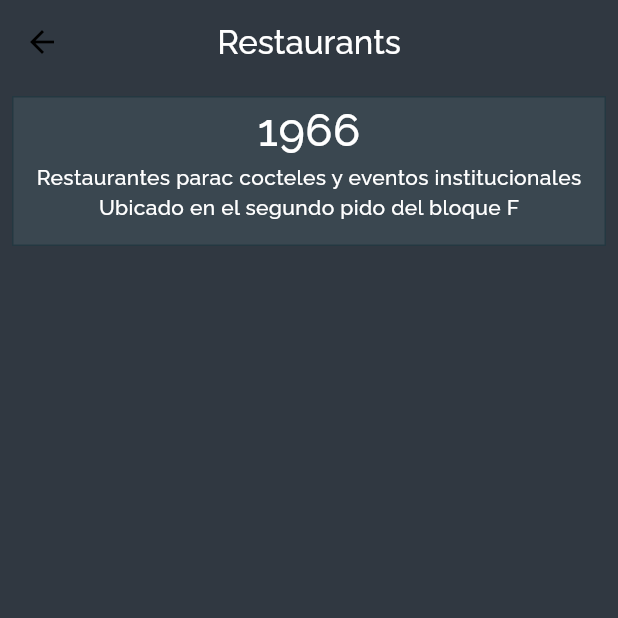
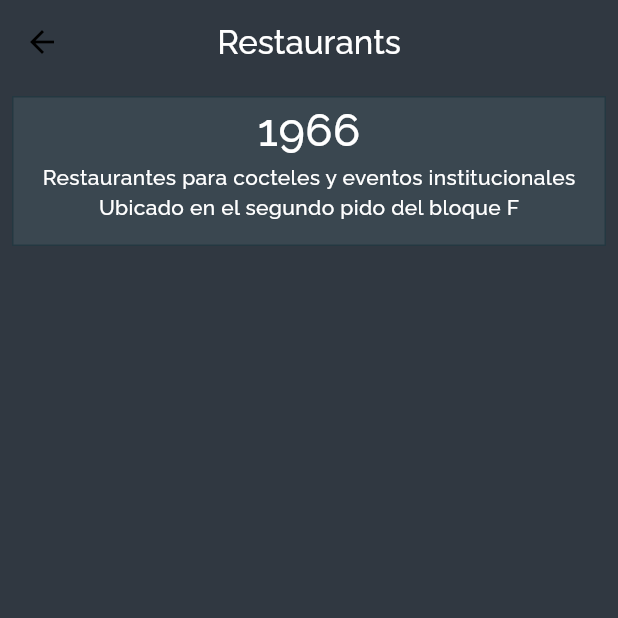
Before and after one commit to MarioDzA/finalproyect, a Flutter app: the RestaurantPage screen opened directly with empty values, on a phone screen of 412 x 824 dp, the top half of it. Run offline on Flutter 3.47's test engine with Material 2 defaults, Android fonts, the phone set to English and light mode, and no system bars; our stand-ins replace curved_navigation_bar, firebase_auth, firebase_core, firebase_database, flex_color_scheme, get and 1 more; accounts and stored records are empty.

Commit message:
Update restaurant_page.dart

```diff
--- a/lib/ui/pages/restaurant_page.dart
+++ b/lib/ui/pages/restaurant_page.dart
@@ -42,7 +42,7 @@ class _RestaurantPageState extends State<RestaurantPage> {
                   style: TextStyle(fontSize: 30, color: Colors.white),
                 ),
                 Text(
-                  "Restaurantes parac cocteles y eventos institucionales",
+                  "Restaurantes para cocteles y eventos institucionales",
                   softWrap: true,
                   style: TextStyle(color: Colors.white),
                 ),
```
